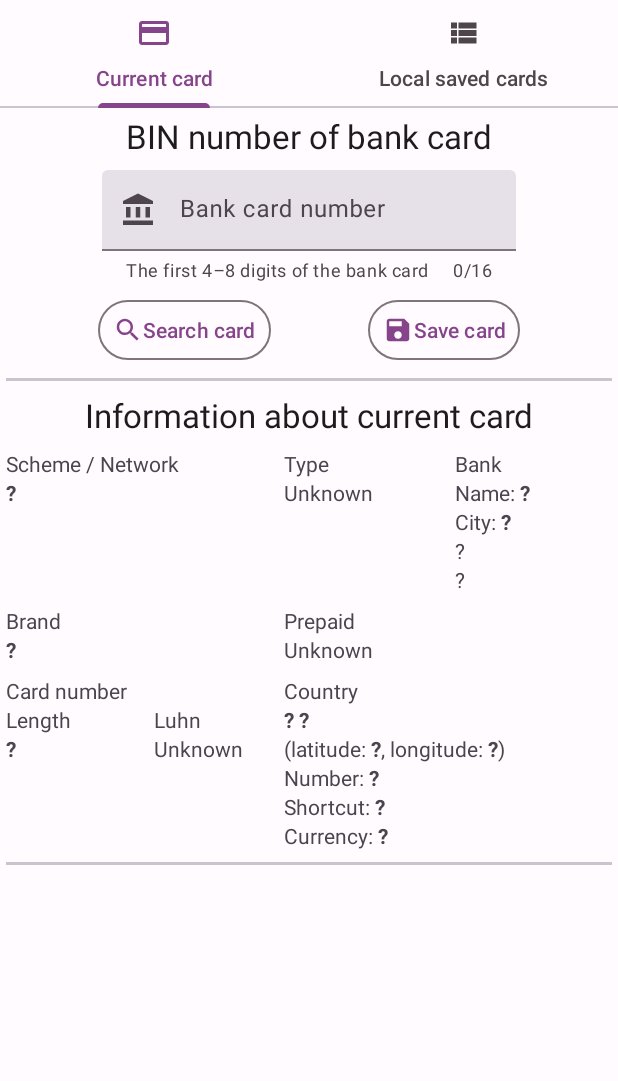
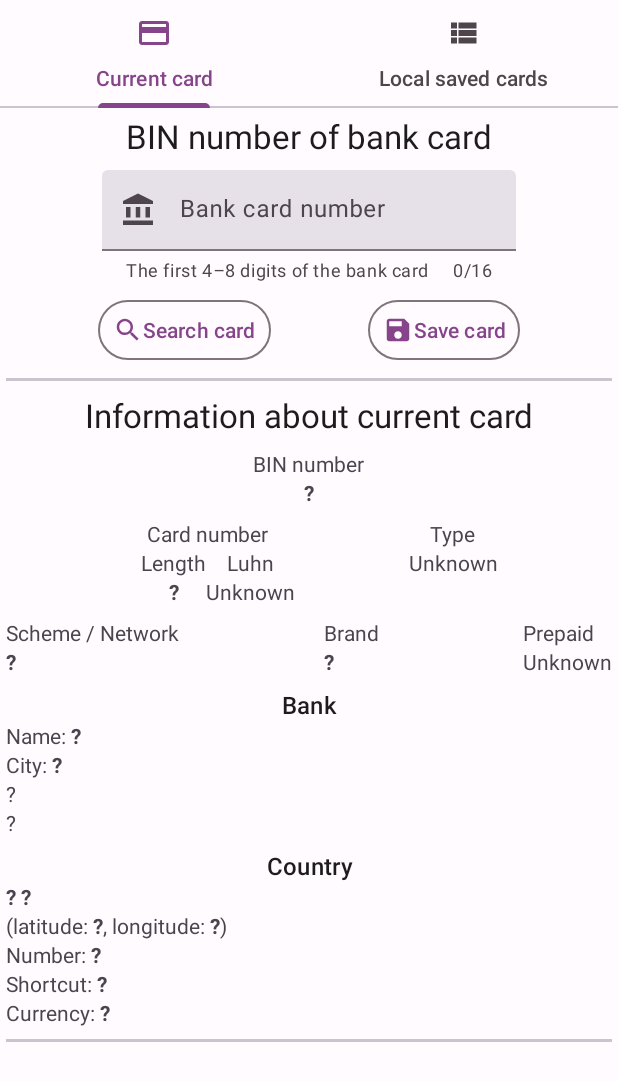
Before and after one commit to nuzhnov1/cft-test-task, an Android app: the screen it shows after launch (MainActivity), on a phone screen of 412 x 824 dp. Shown: the top 1081 px of the screen. Run offline under Robolectric (Android 15) with nearby library versions, the phone set to English and light mode, and no system bars; our stand-ins replace Dagger/Hilt's generated code, Room's generated code.

Commit message:
Updated card_info.xml

```diff
--- a/app/src/main/kotlin/com/nuzhnov/bankcard/presentation/util/BindingExtensions.kt
+++ b/app/src/main/kotlin/com/nuzhnov/bankcard/presentation/util/BindingExtensions.kt
@@ -13,6 +13,7 @@ import com.nuzhnov.bankcard.domain.model.Number
 fun CardInfoBinding.setCard(card: Card?)= run {
     val context = root.context
 
+    bin.text = card?.bin.toString(context)
     scheme.text = card?.scheme.toString(context)
     brand.text = card?.brand.toString(context)
     type.text = card?.type.toSpanned(context)
--- a/app/src/main/res/layout/card_info.xml
+++ b/app/src/main/res/layout/card_info.xml
@@ -1,17 +1,126 @@
 <?xml version="1.0" encoding="utf-8"?>
-<TableLayout xmlns:android="http://schemas.android.com/apk/res/android"
+<LinearLayout
+    xmlns:android="http://schemas.android.com/apk/res/android"
     xmlns:app="http://schemas.android.com/apk/res-auto"
     xmlns:tools="http://schemas.android.com/tools"
     android:layout_width="match_parent"
-    android:layout_height="wrap_content">
-
-    <TableRow
-        android:layout_marginBottom="@dimen/marginBetweenRows"
-        android:weightSum="3">
+    android:layout_height="wrap_content"
+    android:orientation="vertical">
 
     <LinearLayout
-            android:layout_height="match_parent"
-            android:layout_weight="1"
+        android:id="@+id/binLayout"
+        android:layout_width="match_parent"
+        android:layout_height="wrap_content"
+        android:gravity="center_horizontal"
+        android:orientation="vertical">
+
+        <com.google.android.material.textview.MaterialTextView
+            android:layout_width="wrap_content"
+            android:layout_height="wrap_content"
+            android:text="@string/binNumberLabel" />
+
+        <com.google.android.material.textview.MaterialTextView
+            android:id="@+id/bin"
+            android:layout_width="wrap_content"
+            android:layout_height="wrap_content"
+            android:textStyle="bold"
+            tools:text="4000400040004000" />
+    </LinearLayout>
+
+    <androidx.constraintlayout.widget.ConstraintLayout
+        android:layout_width="match_parent"
+        android:layout_height="wrap_content"
+        android:layout_marginTop="@dimen/marginBetweenItems">
+
+        <androidx.constraintlayout.widget.ConstraintLayout
+            android:id="@+id/cardNumberLayout"
+            android:layout_width="wrap_content"
+            android:layout_height="wrap_content"
+            app:layout_constraintStart_toStartOf="parent"
+            app:layout_constraintEnd_toStartOf="@id/typeLayout"
+            app:layout_constraintTop_toTopOf="parent">
+
+            <com.google.android.material.textview.MaterialTextView
+                android:id="@+id/cardNumberLabel"
+                android:layout_width="wrap_content"
+                android:layout_height="wrap_content"
+                app:layout_constraintStart_toStartOf="parent"
+                app:layout_constraintEnd_toEndOf="parent"
+                app:layout_constraintTop_toTopOf="parent"
+                android:text="@string/cardNumberLabel" />
+
+            <com.google.android.material.textview.MaterialTextView
+                android:id="@+id/lengthLabel"
+                android:layout_width="wrap_content"
+                android:layout_height="wrap_content"
+                app:layout_constraintStart_toStartOf="parent"
+                app:layout_constraintEnd_toStartOf="@id/luhnLabel"
+                app:layout_constraintTop_toBottomOf="@id/cardNumberLabel"
+                android:text="@string/lengthLabel" />
+
+            <com.google.android.material.textview.MaterialTextView
+                android:id="@+id/luhnLabel"
+                android:layout_width="wrap_content"
+                android:layout_height="wrap_content"
+                app:layout_constraintStart_toEndOf="@id/lengthLabel"
+                app:layout_constraintEnd_toEndOf="parent"
+                app:layout_constraintTop_toBottomOf="@id/cardNumberLabel"
+                android:text="@string/luhnLabel" />
+
+            <com.google.android.material.textview.MaterialTextView
+                android:id="@+id/length"
+                android:layout_width="wrap_content"
+                android:layout_height="wrap_content"
+                app:layout_constraintStart_toStartOf="@id/lengthLabel"
+                app:layout_constraintEnd_toEndOf="@id/lengthLabel"
+                app:layout_constraintTop_toBottomOf="@id/lengthLabel"
+                android:textStyle="bold"
+                tools:text="16" />
+
+            <com.google.android.material.textview.MaterialTextView
+                android:id="@+id/luhn"
+                android:layout_width="wrap_content"
+                android:layout_height="wrap_content"
+                app:layout_constraintStart_toStartOf="@id/luhnLabel"
+                app:layout_constraintEnd_toEndOf="@id/luhnLabel"
+                app:layout_constraintTop_toBottomOf="@id/luhnLabel"
+                tools:text="@string/no" />
+        </androidx.constraintlayout.widget.ConstraintLayout>
+
+        <LinearLayout
+            android:id="@+id/typeLayout"
+            android:layout_width="wrap_content"
+            android:layout_height="wrap_content"
+            app:layout_constraintStart_toEndOf="@id/cardNumberLayout"
+            app:layout_constraintEnd_toEndOf="parent"
+            app:layout_constraintTop_toTopOf="@id/cardNumberLayout"
+            android:gravity="center_horizontal"
+            android:orientation="vertical">
+
+            <com.google.android.material.textview.MaterialTextView
+                android:layout_width="wrap_content"
+                android:layout_height="wrap_content"
+                android:text="@string/typeLabel" />
+
+            <com.google.android.material.textview.MaterialTextView
+                android:id="@+id/type"
+                android:layout_width="wrap_content"
+                android:layout_height="wrap_content"
+                tools:text="@string/debit" />
+        </LinearLayout>
+    </androidx.constraintlayout.widget.ConstraintLayout>
+
+    <androidx.constraintlayout.widget.ConstraintLayout
+        android:layout_width="match_parent"
+        android:layout_height="wrap_content"
+        android:layout_marginTop="@dimen/marginBetweenItems">
+
+        <LinearLayout
+            android:id="@+id/schemeLayout"
+            android:layout_width="wrap_content"
+            android:layout_height="wrap_content"
+            app:layout_constraintStart_toStartOf="parent"
+            app:layout_constraintTop_toTopOf="parent"
             android:orientation="vertical">
 
             <com.google.android.material.textview.MaterialTextView
@@ -28,69 +137,12 @@
         </LinearLayout>
 
         <LinearLayout
-            android:layout_height="match_parent"
-            android:layout_weight="1"
-            android:orientation="vertical">
-
-            <com.google.android.material.textview.MaterialTextView
+            android:id="@+id/brandLayout"
             android:layout_width="wrap_content"
             android:layout_height="wrap_content"
-                android:text="@string/typeLabel" />
-
-            <com.google.android.material.textview.MaterialTextView
-                android:id="@+id/type"
-                android:layout_width="wrap_content"
-                android:layout_height="wrap_content"
-                tools:text="@string/debit" />
-        </LinearLayout>
-
-        <LinearLayout
-            android:layout_height="match_parent"
-            android:layout_weight="1"
-            android:orientation="vertical">
-
-            <com.google.android.material.textview.MaterialTextView
-                android:layout_width="wrap_content"
-                android:layout_height="wrap_content"
-                android:text="@string/bankLabel" />
-
-            <com.google.android.material.textview.MaterialTextView
-                android:id="@+id/bankName"
-                android:layout_width="wrap_content"
-                android:layout_height="wrap_content"
-                tools:text="Name: Tinkoff" />
-
-            <com.google.android.material.textview.MaterialTextView
-                android:id="@+id/bankCity"
-                android:layout_width="wrap_content"
-                android:layout_height="wrap_content"
-                tools:text="City: Moscow" />
-
-            <com.google.android.material.textview.MaterialTextView
-                android:id="@+id/bankUrl"
-                android:layout_width="wrap_content"
-                android:layout_height="wrap_content"
-                android:autoLink="web"
-                tools:text="www.tinkoff.ru"
-                tools:ignore="TouchTargetSizeCheck" />
-
-            <com.google.android.material.textview.MaterialTextView
-                android:id="@+id/bankPhone"
-                android:layout_width="wrap_content"
-                android:layout_height="wrap_content"
-                android:autoLink="phone"
-                tools:text="8 800 555-777-8"
-                tools:ignore="TouchTargetSizeCheck" />
-        </LinearLayout>
-    </TableRow>
-
-    <TableRow
-        android:layout_marginBottom="@dimen/marginBetweenRows"
-        android:weightSum="3">
-
-        <LinearLayout
-            android:layout_height="match_parent"
-            android:layout_weight="1"
+            app:layout_constraintStart_toEndOf="@id/schemeLayout"
+            app:layout_constraintEnd_toStartOf="@id/prepaidLayout"
+            app:layout_constraintTop_toTopOf="@id/schemeLayout"
             android:orientation="vertical">
 
             <com.google.android.material.textview.MaterialTextView
@@ -107,9 +159,11 @@
         </LinearLayout>
 
         <LinearLayout
-            android:layout_height="match_parent"
-            android:layout_span="2"
-            android:layout_weight="2"
+            android:id="@+id/prepaidLayout"
+            android:layout_width="wrap_content"
+            android:layout_height="wrap_content"
+            app:layout_constraintEnd_toEndOf="parent"
+            app:layout_constraintTop_toTopOf="@id/schemeLayout"
             android:orientation="vertical">
 
             <com.google.android.material.textview.MaterialTextView
@@ -123,97 +177,95 @@
                 android:layout_height="wrap_content"
                 tools:text="@string/yes" />
         </LinearLayout>
-    </TableRow>
-
-    <TableRow android:weightSum="3">
-        <androidx.constraintlayout.widget.ConstraintLayout
-            android:layout_height="match_parent"
-            android:layout_weight="1">
-
-            <com.google.android.material.textview.MaterialTextView
-                android:id="@+id/cardNumberLabel"
-                android:layout_width="wrap_content"
-                android:layout_height="wrap_content"
-                app:layout_constraintStart_toStartOf="parent"
-                app:layout_constraintTop_toTopOf="parent"
-                android:text="@string/cardNumberLabel" />
-
-            <com.google.android.material.textview.MaterialTextView
-                android:id="@+id/lengthLabel"
-                android:layout_width="wrap_content"
-                android:layout_height="wrap_content"
-                app:layout_constraintStart_toStartOf="parent"
-                app:layout_constraintTop_toBottomOf="@id/cardNumberLabel"
-                android:text="@string/lengthLabel" />
-
-            <com.google.android.material.textview.MaterialTextView
-                android:id="@+id/luhnLabel"
-                android:layout_width="wrap_content"
-                android:layout_height="wrap_content"
-                app:layout_constraintStart_toEndOf="@id/lengthLabel"
-                app:layout_constraintEnd_toEndOf="parent"
-                app:layout_constraintTop_toBottomOf="@id/cardNumberLabel"
-                android:text="@string/luhnLabel" />
-
-            <com.google.android.material.textview.MaterialTextView
-                android:id="@+id/length"
-                android:layout_width="wrap_content"
-                android:layout_height="wrap_content"
-                app:layout_constraintStart_toStartOf="parent"
-                app:layout_constraintTop_toBottomOf="@id/lengthLabel"
-                android:textStyle="bold"
-                tools:text="16" />
-
-            <com.google.android.material.textview.MaterialTextView
-                android:id="@+id/luhn"
-                android:layout_width="wrap_content"
-                android:layout_height="wrap_content"
-                app:layout_constraintStart_toStartOf="@id/luhnLabel"
-                app:layout_constraintTop_toBottomOf="@id/luhnLabel"
-                tools:text="@string/yes" />
     </androidx.constraintlayout.widget.ConstraintLayout>
 
     <LinearLayout
-            android:layout_span="2"
-            android:layout_weight="2"
+        android:id="@+id/bankLayout"
+        android:layout_width="match_parent"
+        android:layout_height="wrap_content"
+        android:layout_marginTop="@dimen/marginBetweenItems"
+        android:orientation="vertical">
+
+        <com.google.android.material.textview.MaterialTextView
+            android:layout_width="match_parent"
+            android:layout_height="wrap_content"
+            android:gravity="center_horizontal"
+            android:textAppearance="?attr/textAppearanceTitleMedium"
+            android:text="@string/bankLabel" />
+
+        <com.google.android.material.textview.MaterialTextView
+            android:id="@+id/bankName"
+            android:layout_width="match_parent"
+            android:layout_height="wrap_content"
+            tools:text="Name: Tinkoff" />
+
+        <com.google.android.material.textview.MaterialTextView
+            android:id="@+id/bankCity"
+            android:layout_width="match_parent"
+            android:layout_height="wrap_content"
+            tools:text="City: Moscow" />
+
+        <com.google.android.material.textview.MaterialTextView
+            android:id="@+id/bankUrl"
+            android:layout_width="match_parent"
+            android:layout_height="wrap_content"
+            android:autoLink="web"
+            tools:text="www.tinkoff.ru"
+            tools:ignore="TouchTargetSizeCheck" />
+
+        <com.google.android.material.textview.MaterialTextView
+            android:id="@+id/bankPhone"
+            android:layout_width="match_parent"
+            android:layout_height="wrap_content"
+            android:autoLink="phone"
+            tools:text="8 800 555-777-8"
+            tools:ignore="TouchTargetSizeCheck" />
+    </LinearLayout>
+
+    <LinearLayout
+        android:id="@+id/countryLayout"
+        android:layout_width="match_parent"
+        android:layout_height="wrap_content"
+        android:layout_marginTop="@dimen/marginBetweenItems"
         android:orientation="vertical">
 
         <com.google.android.material.textview.MaterialTextView
             android:id="@+id/countryLabel"
-                android:layout_width="wrap_content"
+            android:layout_width="match_parent"
             android:layout_height="wrap_content"
+            android:gravity="center_horizontal"
+            android:textAppearance="?attr/textAppearanceTitleMedium"
             android:text="@string/countryLabel" />
 
         <com.google.android.material.textview.MaterialTextView
             android:id="@+id/countryIconAndName"
-                android:layout_width="wrap_content"
+            android:layout_width="match_parent"
             android:layout_height="wrap_content"
             android:textStyle="bold"
             tools:text="🇩🇰 Denmark" />
 
         <com.google.android.material.textview.MaterialTextView
             android:id="@+id/countryCoordinates"
-                android:layout_width="wrap_content"
+            android:layout_width="match_parent"
             android:layout_height="wrap_content"
             tools:text="(latitude: 56, longitude: 10)" />
 
         <com.google.android.material.textview.MaterialTextView
             android:id="@+id/countryNumber"
-                android:layout_width="wrap_content"
+            android:layout_width="match_parent"
             android:layout_height="wrap_content"
             tools:text="Number: 204" />
 
         <com.google.android.material.textview.MaterialTextView
             android:id="@+id/countryShortcut"
-                android:layout_width="wrap_content"
+            android:layout_width="match_parent"
             android:layout_height="wrap_content"
             tools:text="Shortcut: DK" />
 
         <com.google.android.material.textview.MaterialTextView
             android:id="@+id/countryCurrency"
-                android:layout_width="wrap_content"
+            android:layout_width="match_parent"
             android:layout_height="wrap_content"
             tools:text="Currency: DKK" />
     </LinearLayout>
-    </TableRow>
-</TableLayout>
+</LinearLayout>
--- a/app/src/main/res/values/strings.xml
+++ b/app/src/main/res/values/strings.xml
@@ -44,18 +44,19 @@
 
     <!-- card_info.xml -->
     <string name="unknown" translatable="false">\?</string>
+    <string name="binNumberLabel">BIN number</string>
     <string name="schemeLabel">Scheme / Network</string>
     <string name="typeLabel">Type</string>
-    <string name="debit">&lt;b>Debit&lt;/b> / Credit</string>
-    <string name="credit">Debit / &lt;b>Credit&lt;/b></string>
+    <string name="debit">&lt;b>Debit&lt;/b></string>
+    <string name="credit">&lt;b>Credit&lt;/b></string>
     <string name="unknownType">Unknown</string>
     <string name="bankLabel">Bank</string>
     <string name="bankName">Name: &lt;b>%1$s&lt;/b></string>
     <string name="bankCity">City: &lt;b>%1$s&lt;/b></string>
     <string name="brandLabel">Brand</string>
     <string name="prepaidLabel">Prepaid</string>
-    <string name="yes">&lt;b>Yes&lt;/b> / No</string>
-    <string name="no">Yes / &lt;b>No&lt;/b></string>
+    <string name="yes">&lt;b>Yes&lt;/b></string>
+    <string name="no">&lt;b>No&lt;/b></string>
     <string name="unknownAnswer">Unknown</string>
     <string name="cardNumberLabel">Card number</string>
     <string name="lengthLabel">Length</string>
```
Also changed, not shown: 1 other file. Lines whose indentation alone changed are shown as unchanged.
